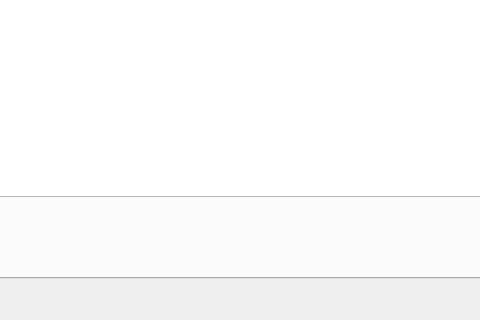
The window that window.ui (beafaro/farocarrera) describes before a commit, drawn with Qt 5; both pictures show x 387 to 867 and y 480 to 800 of the 1024 by 800 pixel window.
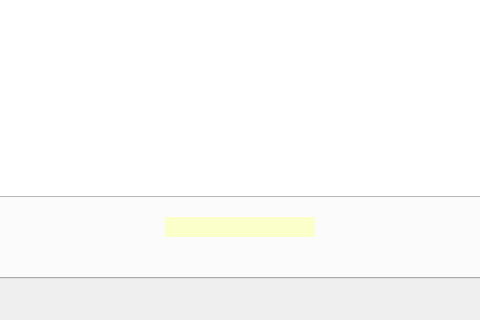
The same window after the commit. Icons and pictures are not drawn.

Commit message: mejoras tabla ventas

```diff
--- a/window.ui
+++ b/window.ui
@@ -1497,6 +1497,45 @@
        <set>Qt::AlignCenter</set>
       </property>
      </widget>
+     <widget class="QLabel" name="lblVenta">
+      <property name="geometry">
+       <rect>
+        <x>490</x>
+        <y>590</y>
+        <width>150</width>
+        <height>20</height>
+       </rect>
+      </property>
+      <property name="minimumSize">
+       <size>
+        <width>150</width>
+        <height>20</height>
+       </size>
+      </property>
+      <property name="maximumSize">
+       <size>
+        <width>150</width>
+        <height>20</height>
+       </size>
+      </property>
+      <property name="font">
+       <font>
+        <family>Verdana</family>
+        <pointsize>10</pointsize>
+        <weight>75</weight>
+        <bold>true</bold>
+       </font>
+      </property>
+      <property name="styleSheet">
+       <string notr="true">background-color: rgb(251, 255, 201);</string>
+      </property>
+      <property name="text">
+       <string/>
+      </property>
+      <property name="alignment">
+       <set>Qt::AlignCenter</set>
+      </property>
+     </widget>
     </widget>
     <widget class="QWidget" name="tab_3">
      <attribute name="title">
```
The commit also changes 5 other files.
